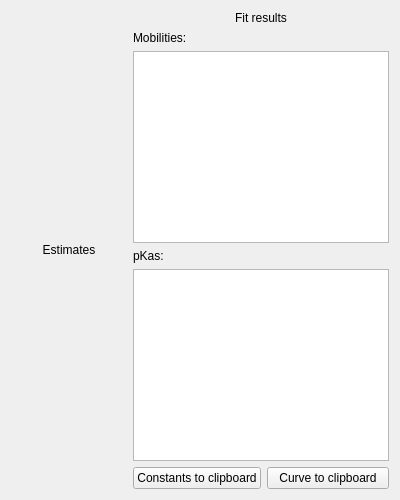
Before: the Qt Designer form src/ui/analytedatawidget.ui in echmet/AnglerFish, drawn with Qt 5.
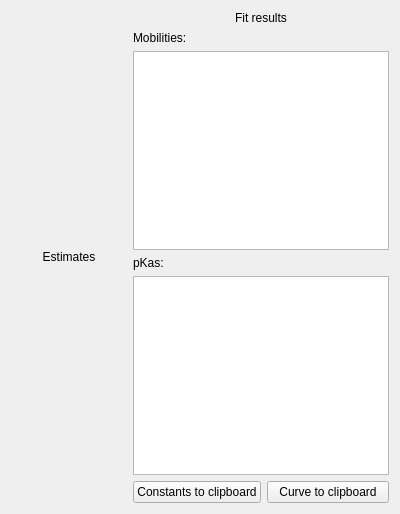
After: the same form once the commit is applied.

Commit message: Improve vertical alignment of soem UI elements

What changed in the file:
```diff
--- a/src/ui/analytedatawidget.ui
+++ b/src/ui/analytedatawidget.ui
@@ -7,7 +7,7 @@
     <x>0</x>
     <y>0</y>
     <width>400</width>
-    <height>300</height>
+    <height>514</height>
    </rect>
   </property>
   <property name="sizePolicy">
@@ -40,7 +40,7 @@
    <item>
     <layout class="QVBoxLayout" name="qvlay_results">
      <property name="sizeConstraint">
-      <enum>QLayout::SetMinimumSize</enum>
+      <enum>QLayout::SetDefaultConstraint</enum>
      </property>
      <item>
       <widget class="QLabel" name="ql_resultsCaption">
@@ -76,12 +76,16 @@
       </widget>
      </item>
      <item>
+      <layout class="QHBoxLayout" name="qhlay_filler_2">
+       <item>
       <widget class="QLabel" name="ql_fittedpKas">
        <property name="text">
         <string>pKas:</string>
        </property>
       </widget>
      </item>
+      </layout>
+     </item>
      <item>
       <widget class="QTableView" name="qtbv_fittedpKas">
        <property name="sizePolicy">
@@ -95,7 +99,7 @@
      <item>
       <layout class="QHBoxLayout" name="qhlay_controls">
        <property name="sizeConstraint">
-        <enum>QLayout::SetMinimumSize</enum>
+        <enum>QLayout::SetDefaultConstraint</enum>
        </property>
        <item>
         <widget class="QPushButton" name="qpb_resultsToClipboard">
```
Left out of the diff: 6 changed lines with no effect on the pictures. Lines whose indentation alone changed are shown as unchanged. The commit also changes 2 other files.
